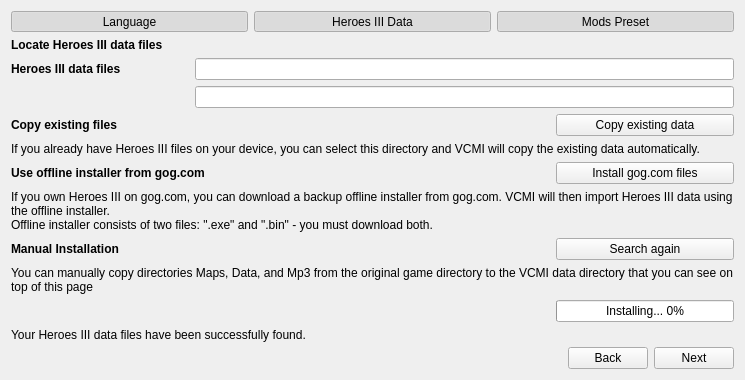
Qt form launcher/firstLaunch/firstlaunch_moc.ui (vcmi/vcmi) before a commit.
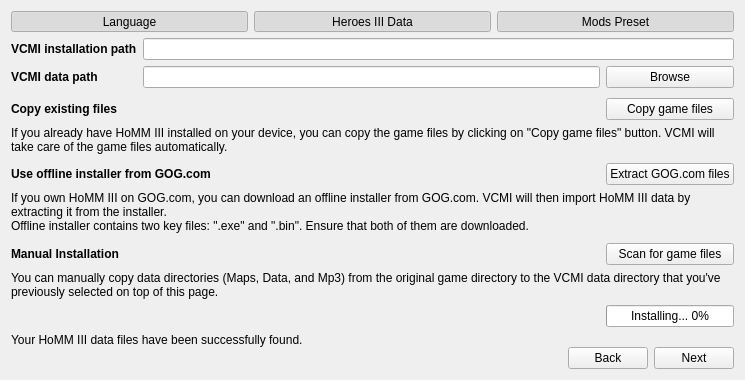
The same form after that commit. The open tabs and pages were chosen to show the change. Icons and pictures are not drawn.

Commit message: Redesign the data tab of the launcher (first launch launcher).

Patch:
```diff
--- a/launcher/firstLaunch/firstlaunch_moc.ui
+++ b/launcher/firstLaunch/firstlaunch_moc.ui
@@ -238,49 +238,85 @@
         <number>0</number>
        </property>
        <item>
-        <widget class="QLabel" name="labelDataTitle">
-         <property name="font">
-          <font>
-           <bold>true</bold>
-          </font>
+        <layout class="QGridLayout" name="gridLayout" columnstretch="1,0,1">
+         <property name="sizeConstraint">
+          <enum>QLayout::SizeConstraint::SetDefaultConstraint</enum>
          </property>
-         <property name="text">
-          <string>Locate Heroes III data files</string>
-         </property>
-        </widget>
-       </item>
-       <item>
-        <spacer name="verticalSpacer_8">
-         <property name="orientation">
-          <enum>Qt::Vertical</enum>
-         </property>
-         <property name="sizeHint" stdset="0">
-          <size>
-           <width>20</width>
-           <height>0</height>
-          </size>
-         </property>
-        </spacer>
-       </item>
-       <item>
-        <layout class="QGridLayout" name="gridLayout" columnstretch="1,2,1">
          <property name="spacing">
           <number>6</number>
          </property>
-         <item row="2" column="2">
-          <widget class="QPushButton" name="pushButtonDataCopy">
+         <item row="9" column="0" colspan="2">
+          <widget class="QLabel" name="labelDataManualTitle">
            <property name="sizePolicy">
-            <sizepolicy hsizetype="Minimum" vsizetype="Fixed">
-             <horstretch>25</horstretch>
+            <sizepolicy hsizetype="Preferred" vsizetype="Preferred">
+             <horstretch>50</horstretch>
              <verstretch>0</verstretch>
             </sizepolicy>
            </property>
+           <property name="font">
+            <font>
+             <bold>true</bold>
+            </font>
+           </property>
            <property name="text">
-            <string>Copy existing data</string>
+            <string>Manual Installation</string>
            </property>
           </widget>
          </item>
-         <item row="4" column="0" colspan="2">
+         <item row="4" column="0" colspan="3">
+          <widget class="QLabel" name="labelDataCopyDescr">
+           <property name="sizePolicy">
+            <sizepolicy hsizetype="Preferred" vsizetype="Preferred">
+             <horstretch>100</horstretch>
+             <verstretch>0</verstretch>
+            </sizepolicy>
+           </property>
+           <property name="text">
+            <string>&lt;html&gt;&lt;head/&gt;&lt;body&gt;&lt;p&gt;If you already have HoMM III installed on your device, you can copy the game files by clicking on &amp;quot;Copy game files&amp;quot; button. VCMI will take care of the game files automatically.&lt;/p&gt;&lt;/body&gt;&lt;/html&gt;</string>
+           </property>
+           <property name="alignment">
+            <set>Qt::AlignmentFlag::AlignLeading|Qt::AlignmentFlag::AlignLeft|Qt::AlignmentFlag::AlignTop</set>
+           </property>
+           <property name="wordWrap">
+            <bool>true</bool>
+           </property>
+          </widget>
+         </item>
+         <item row="3" column="0" colspan="2">
+          <widget class="QLabel" name="labelDataCopyTitle">
+           <property name="sizePolicy">
+            <sizepolicy hsizetype="Preferred" vsizetype="Preferred">
+             <horstretch>50</horstretch>
+             <verstretch>0</verstretch>
+            </sizepolicy>
+           </property>
+           <property name="font">
+            <font>
+             <bold>true</bold>
+            </font>
+           </property>
+           <property name="text">
+            <string>Copy existing files</string>
+           </property>
+          </widget>
+         </item>
+         <item row="12" column="0" colspan="3">
+          <widget class="QLabel" name="labelDataFound">
+           <property name="sizePolicy">
+            <sizepolicy hsizetype="Preferred" vsizetype="Preferred">
+             <horstretch>100</horstretch>
+             <verstretch>0</verstretch>
+            </sizepolicy>
+           </property>
+           <property name="text">
+            <string>&lt;html&gt;&lt;head/&gt;&lt;body&gt;&lt;p&gt;Your HoMM III data files have been successfully found.&lt;/p&gt;&lt;/body&gt;&lt;/html&gt;</string>
+           </property>
+           <property name="wordWrap">
+            <bool>true</bool>
+           </property>
+          </widget>
+         </item>
+         <item row="6" column="0" colspan="2">
           <widget class="QLabel" name="labelDataGogTitle">
            <property name="sizePolicy">
             <sizepolicy hsizetype="Preferred" vsizetype="Preferred">
@@ -294,11 +330,99 @@
             </font>
            </property>
            <property name="text">
-            <string>Use offline installer from gog.com</string>
+            <string>&lt;html&gt;&lt;head/&gt;&lt;body&gt;&lt;p&gt;Use offline installer from GOG.com&lt;/p&gt;&lt;/body&gt;&lt;/html&gt;</string>
            </property>
           </widget>
          </item>
+         <item row="5" column="0">
+          <spacer name="verticalSpacer_3">
+           <property name="orientation">
+            <enum>Qt::Orientation::Vertical</enum>
+           </property>
+           <property name="sizeHint" stdset="0">
+            <size>
+             <width>20</width>
+             <height>40</height>
+            </size>
+           </property>
+          </spacer>
+         </item>
+         <item row="9" column="2">
+          <widget class="QPushButton" name="pushButtonDataSearch">
+           <property name="sizePolicy">
+            <sizepolicy hsizetype="Minimum" vsizetype="Fixed">
+             <horstretch>25</horstretch>
+             <verstretch>0</verstretch>
+            </sizepolicy>
+           </property>
+           <property name="text">
+            <string>Scan for game files</string>
+           </property>
+           <property name="icon">
+            <iconset theme="edit-find"/>
+           </property>
+          </widget>
+         </item>
+         <item row="0" column="1" colspan="2">
+          <widget class="QLineEdit" name="lineEditDataSystem">
+           <property name="enabled">
+            <bool>true</bool>
+           </property>
+           <property name="sizePolicy">
+            <sizepolicy hsizetype="Expanding" vsizetype="Fixed">
+             <horstretch>50</horstretch>
+             <verstretch>0</verstretch>
+            </sizepolicy>
+           </property>
+           <property name="readOnly">
+            <bool>true</bool>
+           </property>
+          </widget>
+         </item>
+         <item row="8" column="0">
+          <spacer name="verticalSpacer_2">
+           <property name="orientation">
+            <enum>Qt::Orientation::Vertical</enum>
+           </property>
+           <property name="sizeHint" stdset="0">
+            <size>
+             <width>20</width>
+             <height>40</height>
+            </size>
+           </property>
+          </spacer>
+         </item>
          <item row="7" column="0" colspan="3">
+          <widget class="QLabel" name="labelDataGogDescr">
+           <property name="sizePolicy">
+            <sizepolicy hsizetype="Preferred" vsizetype="Preferred">
+             <horstretch>100</horstretch>
+             <verstretch>0</verstretch>
+            </sizepolicy>
+           </property>
+           <property name="text">
+            <string>If you own HoMM III on GOG.com, you can download an offline installer from GOG.com. VCMI will then import HoMM III data by extracting it from the installer. 
+Offline installer contains two key files: &quot;.exe&quot; and &quot;.bin&quot;. Ensure that both of them are downloaded.</string>
+           </property>
+           <property name="textFormat">
+            <enum>Qt::TextFormat::PlainText</enum>
+           </property>
+           <property name="alignment">
+            <set>Qt::AlignmentFlag::AlignLeading|Qt::AlignmentFlag::AlignLeft|Qt::AlignmentFlag::AlignTop</set>
+           </property>
+           <property name="wordWrap">
+            <bool>true</bool>
+           </property>
+          </widget>
+         </item>
+         <item row="1" column="0">
+          <widget class="QLabel" name="labelDataPath">
+           <property name="text">
+            <string>&lt;html&gt;&lt;head/&gt;&lt;body&gt;&lt;p&gt;&lt;span style=&quot; font-weight:700;&quot;&gt;VCMI data path&lt;/span&gt;&lt;/p&gt;&lt;/body&gt;&lt;/html&gt;</string>
+           </property>
+          </widget>
+         </item>
+         <item row="10" column="0" colspan="3">
           <widget class="QLabel" name="labelDataManualDescr">
            <property name="sizePolicy">
             <sizepolicy hsizetype="Preferred" vsizetype="Preferred">
@@ -307,7 +431,7 @@
             </sizepolicy>
            </property>
            <property name="text">
-            <string>You can manually copy directories Maps, Data, and Mp3 from the original game directory to the VCMI data directory that you can see on top of this page</string>
+            <string>&lt;html&gt;&lt;head/&gt;&lt;body&gt;&lt;p&gt;You can manually copy data directories (Maps, Data, and Mp3) from the original game directory to the VCMI data directory that you've previously selected on top of this page.&lt;/p&gt;&lt;/body&gt;&lt;/html&gt;</string>
            </property>
            <property name="alignment">
             <set>Qt::AlignLeading|Qt::AlignLeft|Qt::AlignTop</set>
@@ -317,8 +441,41 @@
            </property>
           </widget>
          </item>
-         <item row="4" column="2">
-          <widget class="QPushButton" name="pushButtonGogInstall">
+         <item row="0" column="0">
+          <widget class="QLabel" name="labelInstallationPath">
+           <property name="text">
+            <string>&lt;html&gt;&lt;head/&gt;&lt;body&gt;&lt;p&gt;&lt;span style=&quot; font-weight:700;&quot;&gt;VCMI installation path&lt;/span&gt;&lt;/p&gt;&lt;/body&gt;&lt;/html&gt;</string>
+           </property>
+          </widget>
+         </item>
+         <item row="1" column="2">
+          <widget class="QPushButton" name="pushButton">
+           <property name="text">
+            <string>Browse</string>
+           </property>
+           <property name="icon">
+            <iconset theme="folder"/>
+           </property>
+          </widget>
+         </item>
+         <item row="1" column="1">
+          <widget class="QLineEdit" name="lineEditDataUser">
+           <property name="enabled">
+            <bool>true</bool>
+           </property>
+           <property name="sizePolicy">
+            <sizepolicy hsizetype="Expanding" vsizetype="Fixed">
+             <horstretch>50</horstretch>
+             <verstretch>0</verstretch>
+            </sizepolicy>
+           </property>
+           <property name="readOnly">
+            <bool>true</bool>
+           </property>
+          </widget>
+         </item>
+         <item row="3" column="2">
+          <widget class="QPushButton" name="pushButtonDataCopy">
            <property name="sizePolicy">
             <sizepolicy hsizetype="Minimum" vsizetype="Fixed">
              <horstretch>25</horstretch>
@@ -326,30 +483,15 @@
             </sizepolicy>
            </property>
            <property name="text">
-            <string>Install gog.com files</string>
+            <string>Copy game files</string>
            </property>
-          </widget>
-         </item>
-         <item row="6" column="0" colspan="2">
-          <widget class="QLabel" name="labelDataManualTitle">
-           <property name="sizePolicy">
-            <sizepolicy hsizetype="Preferred" vsizetype="Preferred">
-             <horstretch>50</horstretch>
-             <verstretch>0</verstretch>
-            </sizepolicy>
-           </property>
-           <property name="font">
-            <font>
-             <bold>true</bold>
-            </font>
-           </property>
-           <property name="text">
-            <string>Manual Installation</string>
+           <property name="icon">
+            <iconset theme="edit-copy"/>
            </property>
           </widget>
          </item>
          <item row="6" column="2">
-          <widget class="QPushButton" name="pushButtonDataSearch">
+          <widget class="QPushButton" name="pushButtonGogInstall">
            <property name="sizePolicy">
             <sizepolicy hsizetype="Minimum" vsizetype="Fixed">
              <horstretch>25</horstretch>
@@ -357,11 +499,14 @@
             </sizepolicy>
            </property>
            <property name="text">
-            <string>Search again</string>
+            <string>Extract GOG.com files</string>
+           </property>
+           <property name="icon">
+            <iconset theme="folder-open"/>
            </property>
           </widget>
          </item>
-         <item row="8" column="2">
+         <item row="11" column="2">
           <widget class="QProgressBar" name="progressBarGog">
            <property name="sizePolicy">
             <sizepolicy hsizetype="Expanding" vsizetype="Minimum">
@@ -389,149 +534,23 @@
            </property>
           </widget>
          </item>
-         <item row="0" column="1" colspan="2">
-          <widget class="QLineEdit" name="lineEditDataUser">
-           <property name="enabled">
-            <bool>true</bool>
+         <item row="2" column="0">
+          <spacer name="verticalSpacer_4">
+           <property name="orientation">
+            <enum>Qt::Orientation::Vertical</enum>
            </property>
-           <property name="sizePolicy">
-            <sizepolicy hsizetype="Expanding" vsizetype="Fixed">
-             <horstretch>50</horstretch>
-             <verstretch>0</verstretch>
-            </sizepolicy>
+           <property name="sizeHint" stdset="0">
+            <size>
+             <width>20</width>
+             <height>40</height>
+            </size>
            </property>
-           <property name="readOnly">
-            <bool>true</bool>
-           </property>
-          </widget>
-         </item>
-         <item row="3" column="0" colspan="3">
-          <widget class="QLabel" name="labelDataCopyDescr">
-           <property name="sizePolicy">
-            <sizepolicy hsizetype="Preferred" vsizetype="Preferred">
-             <horstretch>100</horstretch>
-             <verstretch>0</verstretch>
-            </sizepolicy>
-           </property>
-           <property name="text">
-            <string>If you already have Heroes III files on your device, you can select this directory and VCMI will copy the existing data automatically.</string>
-           </property>
-           <property name="alignment">
-            <set>Qt::AlignLeading|Qt::AlignLeft|Qt::AlignTop</set>
-           </property>
-           <property name="wordWrap">
-            <bool>true</bool>
-           </property>
-          </widget>
-         </item>
-         <item row="0" column="0">
-          <widget class="QLabel" name="labelDataFiles">
-           <property name="sizePolicy">
-            <sizepolicy hsizetype="Preferred" vsizetype="Preferred">
-             <horstretch>50</horstretch>
-             <verstretch>0</verstretch>
-            </sizepolicy>
-           </property>
-           <property name="font">
-            <font>
-             <bold>true</bold>
-            </font>
-           </property>
-           <property name="text">
-            <string>Heroes III data files</string>
-           </property>
-          </widget>
-         </item>
-         <item row="2" column="0" colspan="2">
-          <widget class="QLabel" name="labelDataCopyTitle">
-           <property name="sizePolicy">
-            <sizepolicy hsizetype="Preferred" vsizetype="Preferred">
-             <horstretch>50</horstretch>
-             <verstretch>0</verstretch>
-            </sizepolicy>
-           </property>
-           <property name="font">
-            <font>
-             <bold>true</bold>
-            </font>
-           </property>
-           <property name="text">
-            <string>Copy existing files</string>
-           </property>
-          </widget>
-         </item>
-         <item row="1" column="1" colspan="2">
-          <widget class="QLineEdit" name="lineEditDataSystem">
-           <property name="enabled">
-            <bool>true</bool>
-           </property>
-           <property name="sizePolicy">
-            <sizepolicy hsizetype="Expanding" vsizetype="Fixed">
-             <horstretch>50</horstretch>
-             <verstretch>0</verstretch>
-            </sizepolicy>
-           </property>
-           <property name="readOnly">
-            <bool>true</bool>
-           </property>
-          </widget>
-         </item>
-         <item row="9" column="0" colspan="3">
-          <widget class="QLabel" name="labelDataFound">
-           <property name="sizePolicy">
-            <sizepolicy hsizetype="Preferred" vsizetype="Preferred">
-             <horstretch>100</horstretch>
-             <verstretch>0</verstretch>
-            </sizepolicy>
-           </property>
-           <property name="text">
-            <string>Your Heroes III data files have been successfully found.</string>
-           </property>
-           <property name="wordWrap">
-            <bool>true</bool>
-           </property>
-          </widget>
-         </item>
-         <item row="5" column="0" colspan="3">
-          <widget class="QLabel" name="labelDataGogDescr">
-           <property name="sizePolicy">
-            <sizepolicy hsizetype="Preferred" vsizetype="Preferred">
-             <horstretch>100</horstretch>
-             <verstretch>0</verstretch>
-            </sizepolicy>
-           </property>
-           <property name="text">
-            <string>If you own Heroes III on gog.com, you can download a backup offline installer from gog.com. VCMI will then import Heroes III data using the offline installer. 
-Offline installer consists of two files: &quot;.exe&quot; and &quot;.bin&quot; - you must download both.</string>
-           </property>
-           <property name="textFormat">
-            <enum>Qt::PlainText</enum>
-           </property>
-           <property name="alignment">
-            <set>Qt::AlignLeading|Qt::AlignLeft|Qt::AlignTop</set>
-           </property>
-           <property name="wordWrap">
-            <bool>true</bool>
-           </property>
-          </widget>
+          </spacer>
          </item>
         </layout>
        </item>
        <item>
-        <spacer name="verticalSpacer_4">
-         <property name="orientation">
-          <enum>Qt::Vertical</enum>
-         </property>
-         <property name="sizeHint" stdset="0">
-          <size>
-           <width>20</width>
-           <height>0</height>
-          </size>
-         </property>
-        </spacer>
-       </item>
-       <item>
-        <layout class="QHBoxLayout" name="horizontalLayout_4">
+        <layout class="QHBoxLayout" name="pageNavigatorLayout">
          <property name="spacing">
           <number>6</number>
          </property>
```
Left out of the diff: 43 changed lines with no effect on the pictures.
